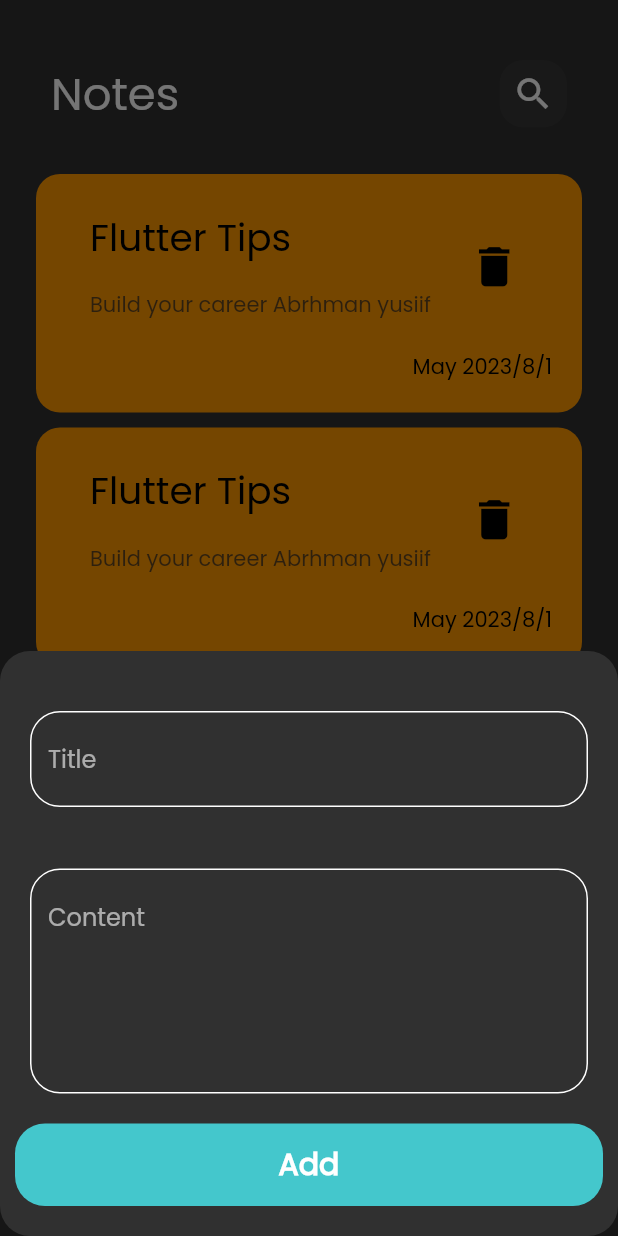
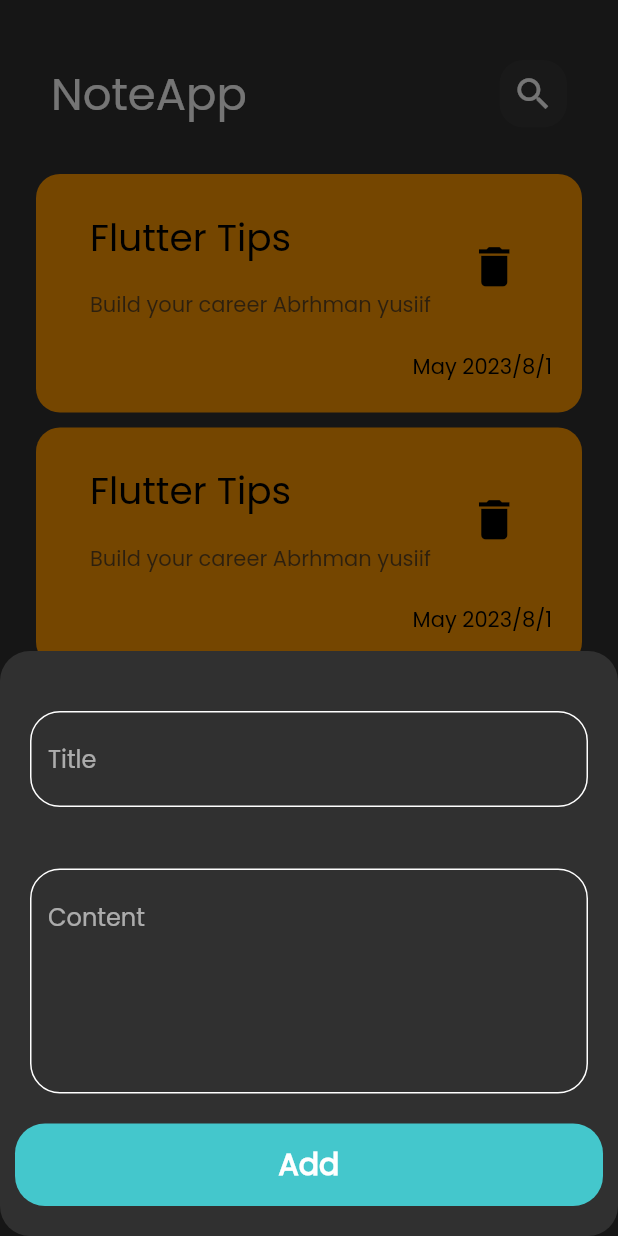
Before and after one commit to abdelrhmanyousef/NoteApp, a Flutter app: the screen it shows after launch, after a tap on the "add" icon, on a phone screen of 412 x 824 dp. Run offline on Flutter 3.47's test engine with Material 2 defaults, Android fonts, the phone set to English and light mode, and no system bars.

Commit message:
finish ui

```diff
--- a/lib/Screens/CustomButton.dart
+++ b/lib/Screens/CustomButton.dart
@@ -1,7 +1,8 @@
 import 'package:flutter/material.dart';
 
 class CustomButton extends StatelessWidget {
-  const CustomButton({super.key});
+  const CustomButton({super.key, required this.bname});
+  final String bname;
 
   @override
   Widget build(BuildContext context) {
@@ -14,7 +15,7 @@ class CustomButton extends StatelessWidget {
           color: Color.fromARGB(255, 68, 199, 204)),
       child: Center(
           child: Text(
-        "Add",
+        bname,
         style: TextStyle(fontSize: 20, fontWeight: FontWeight.bold),
       )),
     );
--- a/lib/Screens/CustomIcon.dart
+++ b/lib/Screens/CustomIcon.dart
@@ -1,8 +1,8 @@
 import 'package:flutter/material.dart';
 
 class CustomSearchICon extends StatelessWidget {
-  const CustomSearchICon({super.key});
-
+  const CustomSearchICon({super.key, required this.icon});
+  final IconData icon;
   @override
   Widget build(BuildContext context) {
     return Container(
@@ -11,8 +11,8 @@ class CustomSearchICon extends StatelessWidget {
       decoration: BoxDecoration(
           color: Colors.white.withOpacity(.03),
           borderRadius: BorderRadius.circular(16)),
-      child: const Icon(
-        Icons.search,
+      child: Icon(
+        icon,
         size: 28,
       ),
     );
--- a/lib/Screens/NotesViewbody.dart
+++ b/lib/Screens/NotesViewbody.dart
@@ -15,7 +15,10 @@ class NotesViewbody extends StatelessWidget {
           SizedBox(
             height: 30,
           ),
-          CustomAppBar(),
+          CustomAppBar(
+            titel: "NoteApp",
+            icon: Icons.search,
+          ),
           Expanded(
             child: notesListView(),
           )
--- a/lib/Screens/addNoteButtonShite.dart
+++ b/lib/Screens/addNoteButtonShite.dart
@@ -19,7 +19,7 @@ class addnotebutton extends StatelessWidget {
             hinttext: "Content",
             maxlines: 5,
           ),
-          CustomButton(),
+          CustomButton(bname: "Add"),
         ],
       ),
     );
--- a/lib/Screens/customAppBar.dart
+++ b/lib/Screens/customAppBar.dart
@@ -3,20 +3,23 @@ import 'package:flutter/material.dart';
 import 'CustomIcon.dart';
 
 class CustomAppBar extends StatelessWidget {
-  const CustomAppBar({super.key});
-
+  const CustomAppBar({super.key, required this.titel, required this.icon});
+  final String titel;
+  final IconData icon;
   @override
   Widget build(BuildContext context) {
-    return const Padding(
+    return Padding(
       padding: EdgeInsets.all(10),
       child: Row(
         children: [
           Text(
-            "Notes",
-            style: TextStyle(fontSize: 30),
+            titel,
+            style: const TextStyle(fontSize: 30),
           ),
           Spacer(),
-          CustomSearchICon()
+          CustomSearchICon(
+            icon: icon,
+          )
         ],
       ),
     );
--- a/lib/Views/EditNotesView.dart
+++ b/lib/Views/EditNotesView.dart
@@ -1,10 +1,14 @@
 import 'package:flutter/material.dart';
+
+import '../Screens/EditViewBody.dart';
 
 class EditNotesView extends StatelessWidget {
   const EditNotesView({super.key});
 
   @override
   Widget build(BuildContext context) {
-    return Scaffold();
+    return Scaffold(
+      body: EditViewBody(),
+    );
   }
 }
```
Also changed, not shown: lib/Screens/EditViewBody.dart (added, +37 -0 lines).
